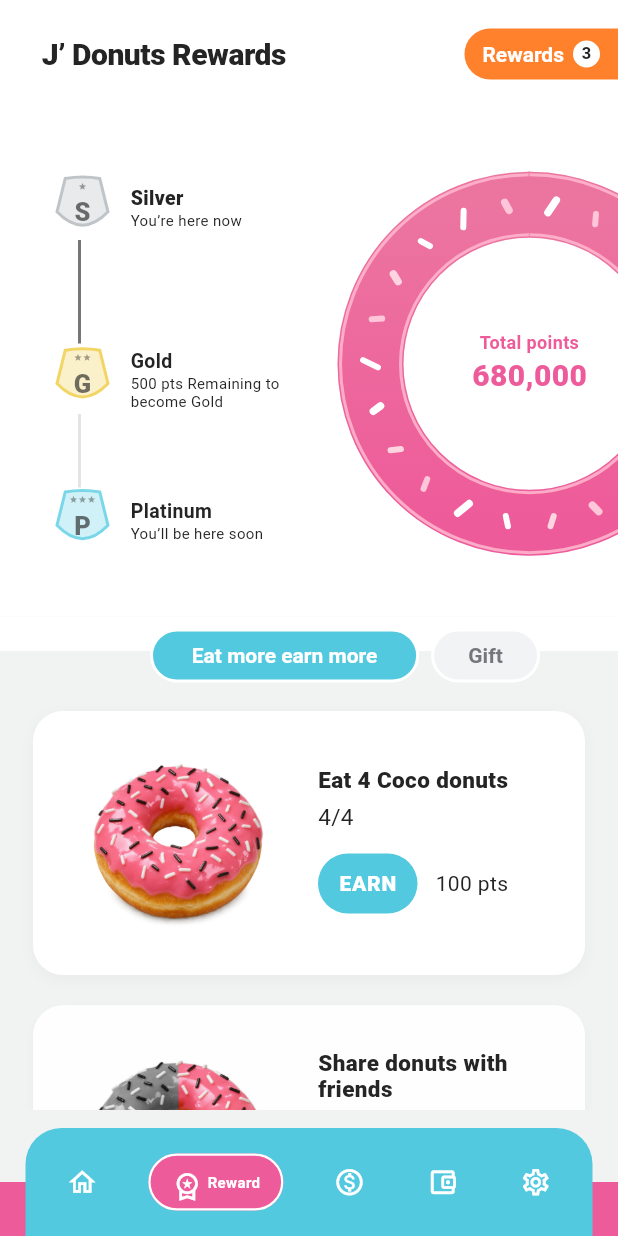
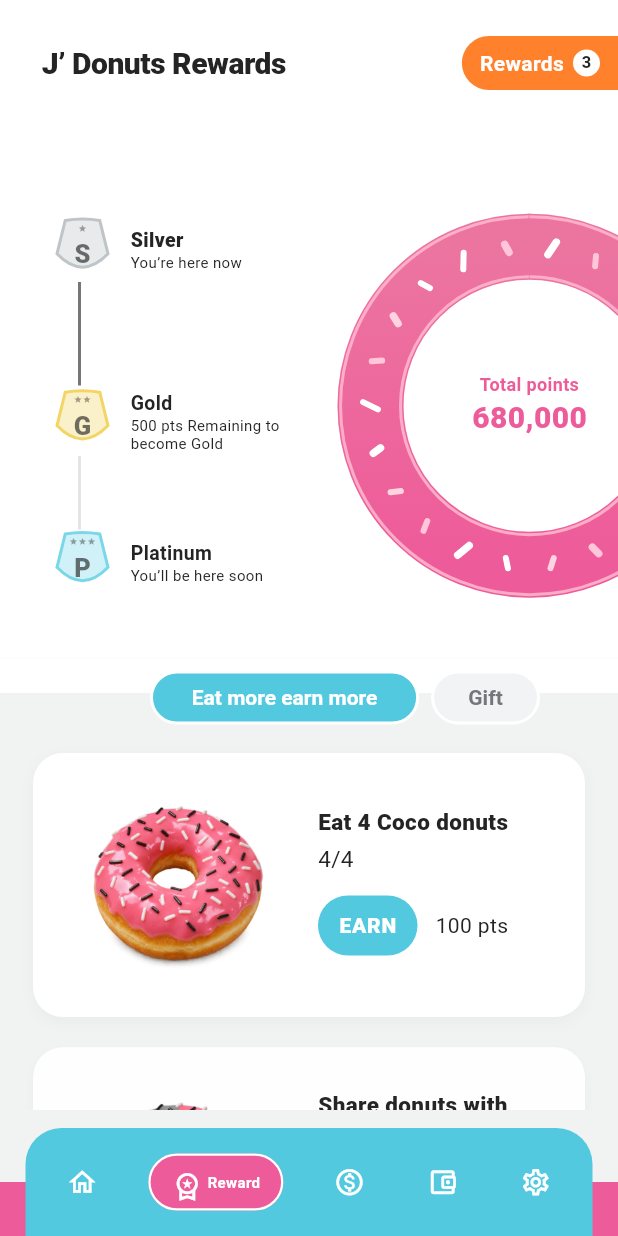
Before and after one commit to eizinhtun/jdonuts, a Flutter app: the RewardsScreen screen opened by its route, on a phone screen of 412 x 824 dp. Run offline on Flutter 3.47's test engine with Material 3 defaults, Android fonts, the phone set to English and light mode, and no system bars; our stand-ins replace cached_network_image, connectivity_plus, drift, flutter_riverpod, flutter_secure_storage, flutter_svg and 1 more; accounts and stored records are empty; generated files the repository leaves out were written again.

Commit message:
Move Rewards header into page body

```diff
--- a/lib/features/rewards/presentation/rewards_screen.dart
+++ b/lib/features/rewards/presentation/rewards_screen.dart
@@ -19,7 +19,7 @@ const _compactRewardOverviewHeight = 390.0;
 const _compactRewardWidth = 380.0;
 const _largeTextScale = 1.1;
 const _rewardsCanvasColor = AppColors.rewardsCanvas;
-const _stackedRewardsAppBarHeight = 84.0;
+const _rewardsHeaderHeight = 84.0;
 
 class RewardsScreen extends ConsumerStatefulWidget {
   const RewardsScreen({super.key});
@@ -104,18 +104,6 @@ class _RewardsScreenState extends ConsumerState<RewardsScreen>
   @override
   Widget build(BuildContext context) => Scaffold(
     backgroundColor: AppColors.white,
-    appBar: AppBar(
-      automaticallyImplyLeading: false,
-      backgroundColor: AppColors.white,
-      surfaceTintColor: AppColors.white,
-      elevation: 0,
-      scrolledUnderElevation: 0,
-      titleSpacing: 0,
-      toolbarHeight: _stackRewardsAppBar(context)
-          ? _stackedRewardsAppBarHeight
-          : kToolbarHeight,
-      title: _rewardsAppBarTitle(context),
-    ),
     body: SafeArea(
       child: ref
           .watch(rewardsDataProvider)
@@ -153,11 +141,11 @@ class _RewardsScreenState extends ConsumerState<RewardsScreen>
     bottomNavigationBar: const RewardsBottomNav(),
   );
 
-  bool _stackRewardsAppBar(BuildContext context) =>
+  bool _stackRewardsHeader(BuildContext context) =>
       MediaQuery.sizeOf(context).width - 28 < 340 ||
       MediaQuery.textScalerOf(context).scale(1) > _largeTextScale;
 
-  Widget _rewardsAppBarTitle(BuildContext context) {
+  Widget _rewardsHeader(BuildContext context) {
     final title = Text(
       context.l10n.rewardsTitle,
       maxLines: 1,
@@ -169,7 +157,9 @@ class _RewardsScreenState extends ConsumerState<RewardsScreen>
 
     return Padding(
       padding: const EdgeInsets.only(left: 28),
-      child: _stackRewardsAppBar(context)
+      child: SizedBox(
+        height: _rewardsHeaderHeight,
+        child: _stackRewardsHeader(context)
             ? Column(
                 mainAxisAlignment: MainAxisAlignment.center,
                 crossAxisAlignment: CrossAxisAlignment.start,
@@ -178,9 +168,7 @@ class _RewardsScreenState extends ConsumerState<RewardsScreen>
                   Align(alignment: Alignment.centerRight, child: badge),
                 ],
               )
-          : Transform.translate(
-              offset: const Offset(0, 8),
-              child: Row(
+            : Row(
                 children: [
                   Expanded(child: title),
                   badge,
@@ -211,6 +199,12 @@ class _RewardsScreenState extends ConsumerState<RewardsScreen>
             color: _rewardsCanvasColor,
             child: CustomScrollView(
               slivers: [
+                SliverToBoxAdapter(
+                  child: ColoredBox(
+                    color: AppColors.white,
+                    child: _rewardsHeader(context),
+                  ),
+                ),
                 SliverToBoxAdapter(
                   child: ColoredBox(
                     color: AppColors.white,
```
Also changed, not shown: 1 other file. Lines whose indentation alone changed are shown as unchanged.
